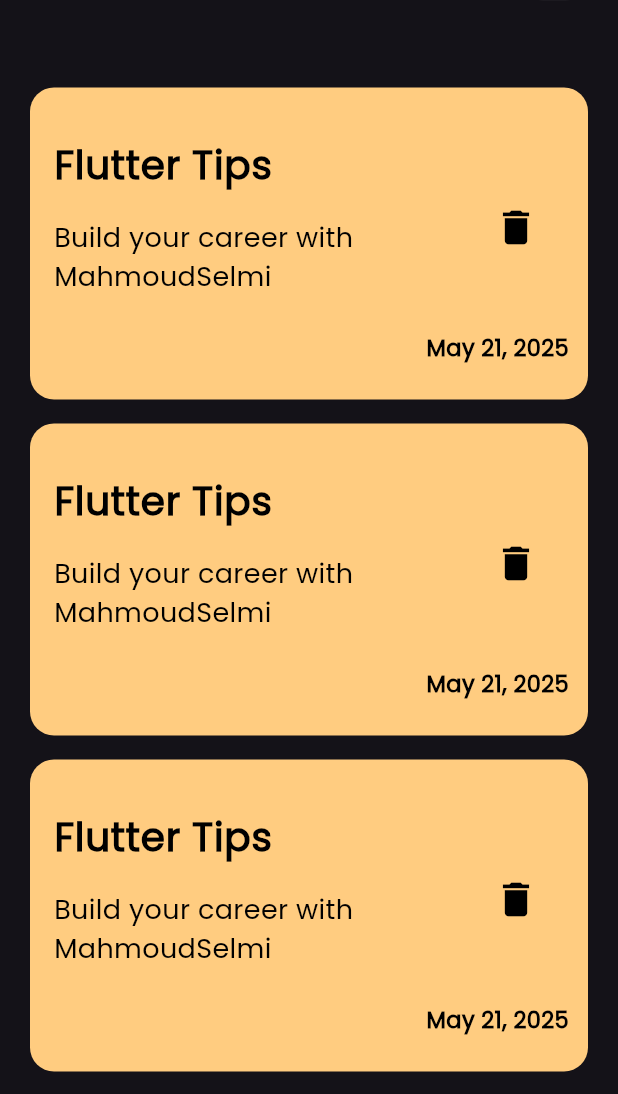
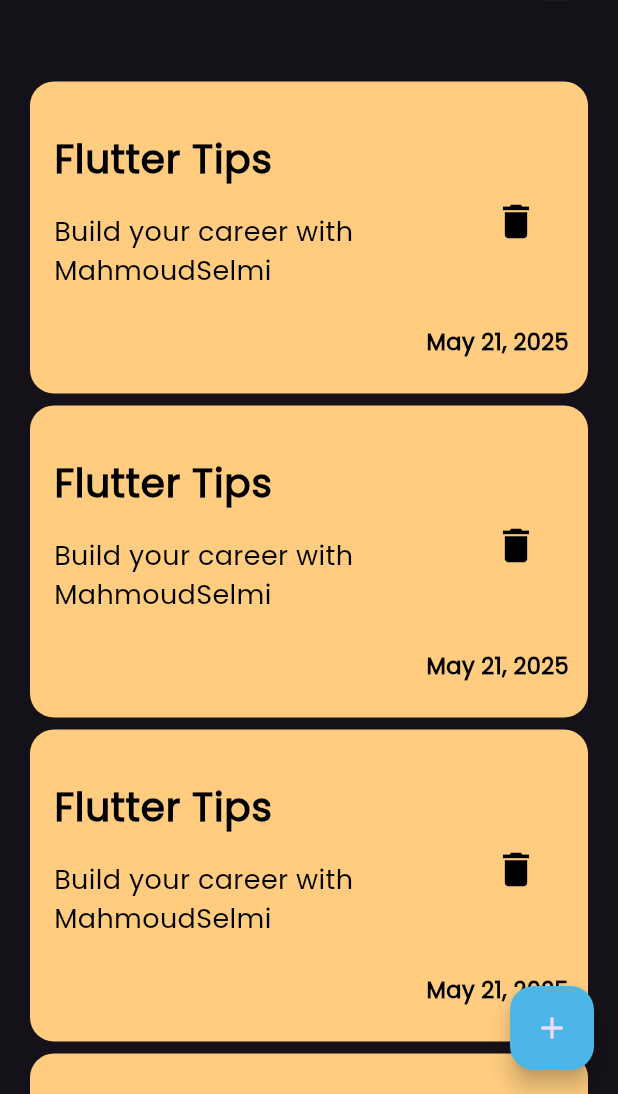
Before and after one commit to Ma7moudSelmy/Notes_App, a Flutter app: the screen it shows after launch, on a phone screen of 412 x 824 dp, the part 142-1236 px from its top. Run offline on Flutter 3.47's test engine with Material 3 defaults, Android fonts, the phone set to English and light mode, and no system bars.

Commit message:
Refactor navigation by removing Home view and updating main entry point to use Notes_View

```diff
--- a/lib/View/Home.dart
+++ /dev/null
@@ -1,11 +0,0 @@
-import 'package:flutter/material.dart';
-import 'package:notes_app/Widgets/NotesViewBody.dart';
-
-class Notes_View extends StatelessWidget {
-  const Notes_View({super.key});
-
-  @override
-  Widget build(BuildContext context) {
-    return const Scaffold(body: NotesViewBody());
-  }
-}
--- /dev/null
+++ b/lib/View/Notes_View.dart
@@ -0,0 +1,19 @@
+import 'package:flutter/material.dart';
+import 'package:notes_app/Widgets/NotesViewBody.dart';
+
+class Notes_View extends StatelessWidget {
+  const Notes_View({super.key});
+
+  @override
+  Widget build(BuildContext context) {
+    return Scaffold(
+      floatingActionButton: FloatingActionButton(
+        backgroundColor: const Color.fromARGB(255, 76, 182, 231),
+        onPressed: () {},
+        child: const Icon(Icons.add),
+      ),
+
+      body: NotesViewBody(),
+    );
+  }
+}
--- a/lib/Widgets/NotesListView.dart
+++ b/lib/Widgets/NotesListView.dart
@@ -9,7 +9,7 @@ class NotesListView extends StatelessWidget {
     return ListView.builder(
       itemBuilder: (context, index) {
         return Padding(
-          padding: const EdgeInsets.symmetric(vertical: 8),
+          padding: const EdgeInsets.symmetric(vertical: 4),
           child: const NoteItem(),
         );
       },
--- a/lib/main.dart
+++ b/lib/main.dart
@@ -1,5 +1,5 @@
 import 'package:flutter/material.dart';
-import 'package:notes_app/View/Home.dart';
+import 'package:notes_app/View/Notes_View.dart';
 
 void main() {
   runApp(Notes_App());
```
